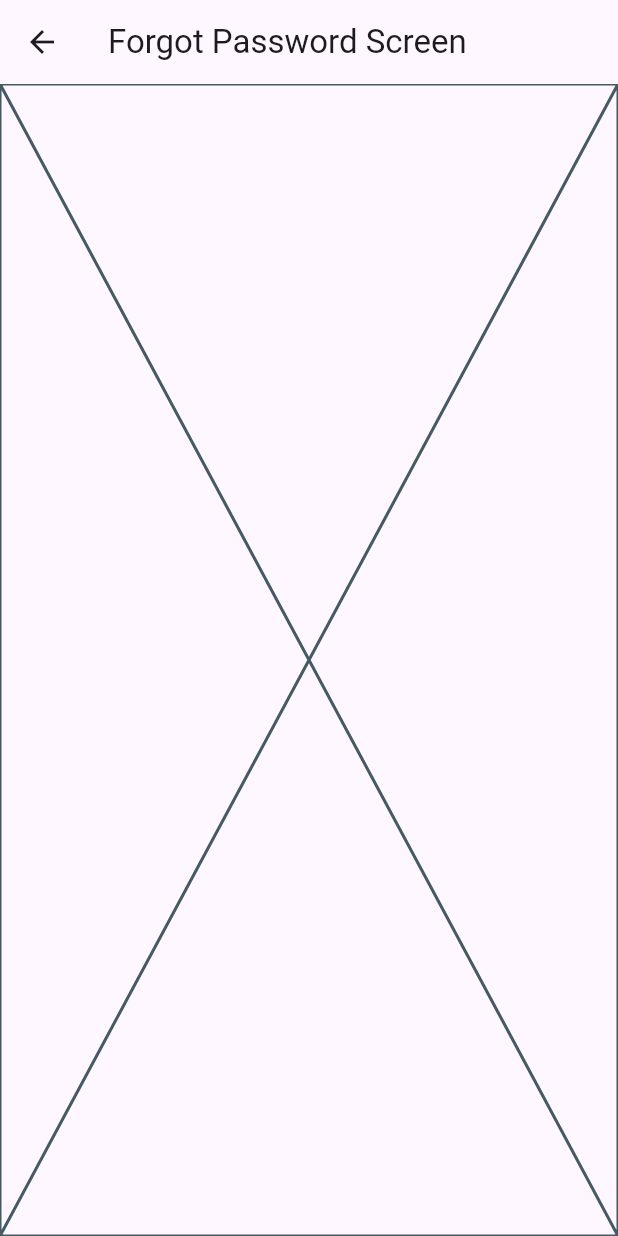
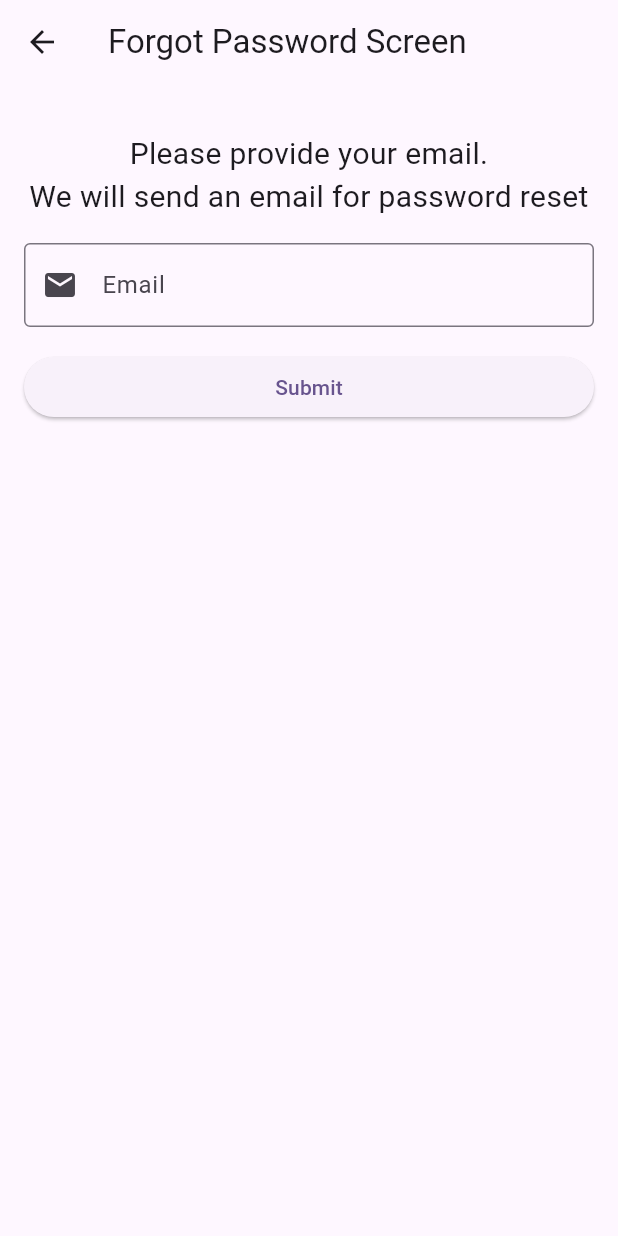
Before and after one commit to abidroid/sbbwu_firebase, a Flutter app: the ForgotPasswordScreen screen opened directly, on a phone screen of 412 x 824 dp. Run offline on Flutter 3.47's test engine with Material 3 defaults, Android fonts, the phone set to English and light mode, and no system bars; our stand-ins replace country_code_picker, gap.

Commit message:
forgot password screen done

```diff
--- a/lib/screens/forgot_password_screen.dart
+++ b/lib/screens/forgot_password_screen.dart
@@ -1,5 +1,6 @@
 
 import 'package:flutter/material.dart';
+import 'package:gap/gap.dart';
 
 class ForgotPasswordScreen extends StatefulWidget {
   const ForgotPasswordScreen({super.key});
@@ -9,13 +10,39 @@ class ForgotPasswordScreen extends StatefulWidget {
 }
 
 class _ForgotPasswordScreenState extends State<ForgotPasswordScreen> {
+  TextEditingController emailC = TextEditingController();
+
   @override
   Widget build(BuildContext context) {
     return Scaffold(
       appBar: AppBar(
         title: const Text('Forgot Password Screen'),
       ),
-      body: const Placeholder(),
+      body: Padding(
+        padding: const EdgeInsets.all(16.0),
+        child: ListView(children: [
+          const Gap(16),
+
+          const Text('Please provide your email.\nWe will send an email for password reset',
+          textAlign: TextAlign.center,
+            style: TextStyle(fontSize: 20),
+          ),
+
+          const Gap(16),
+
+          TextField(
+            controller: emailC,
+            decoration: const InputDecoration(
+                hintText: 'Email',
+                prefixIcon: Icon(Icons.email),
+                border: OutlineInputBorder()),
+          ),
+          const Gap(16),
+
+          ElevatedButton(onPressed: (){}, child: const Text('Submit')),
+
+        ],),
+      ),
     );
   }
 }
```
